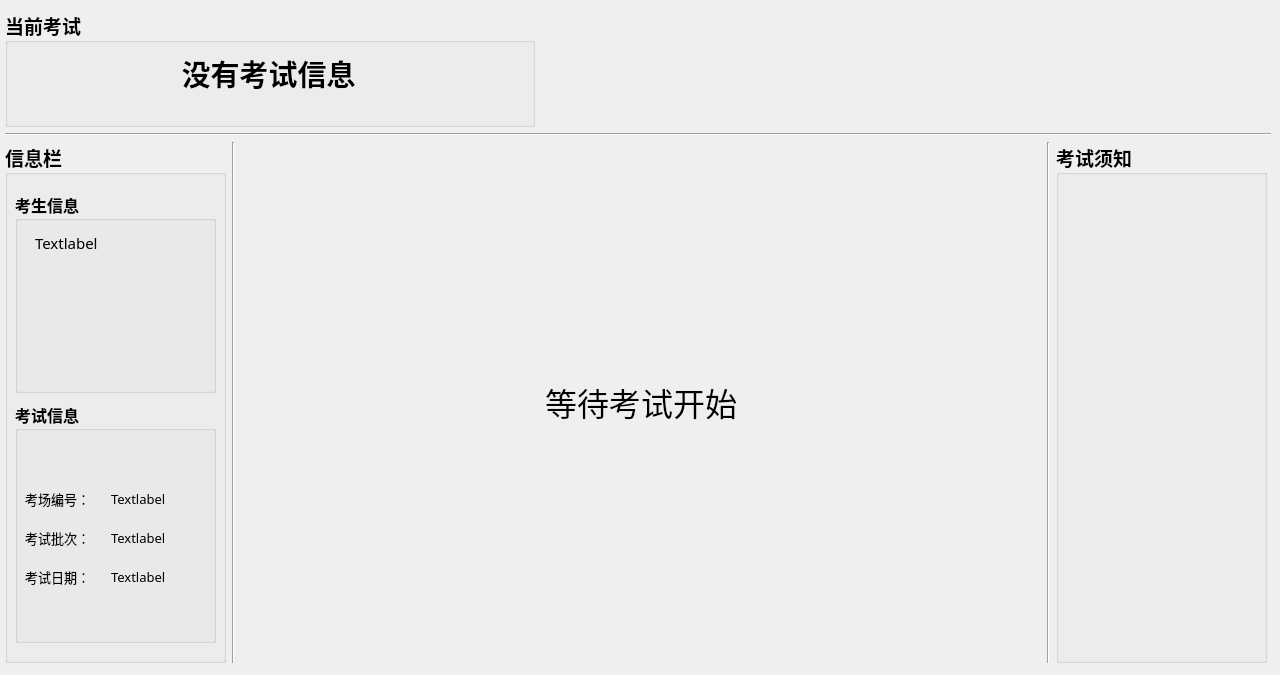
AlanForeverAi/Exams, file client/MainFrameUI.ui: the form before one commit.
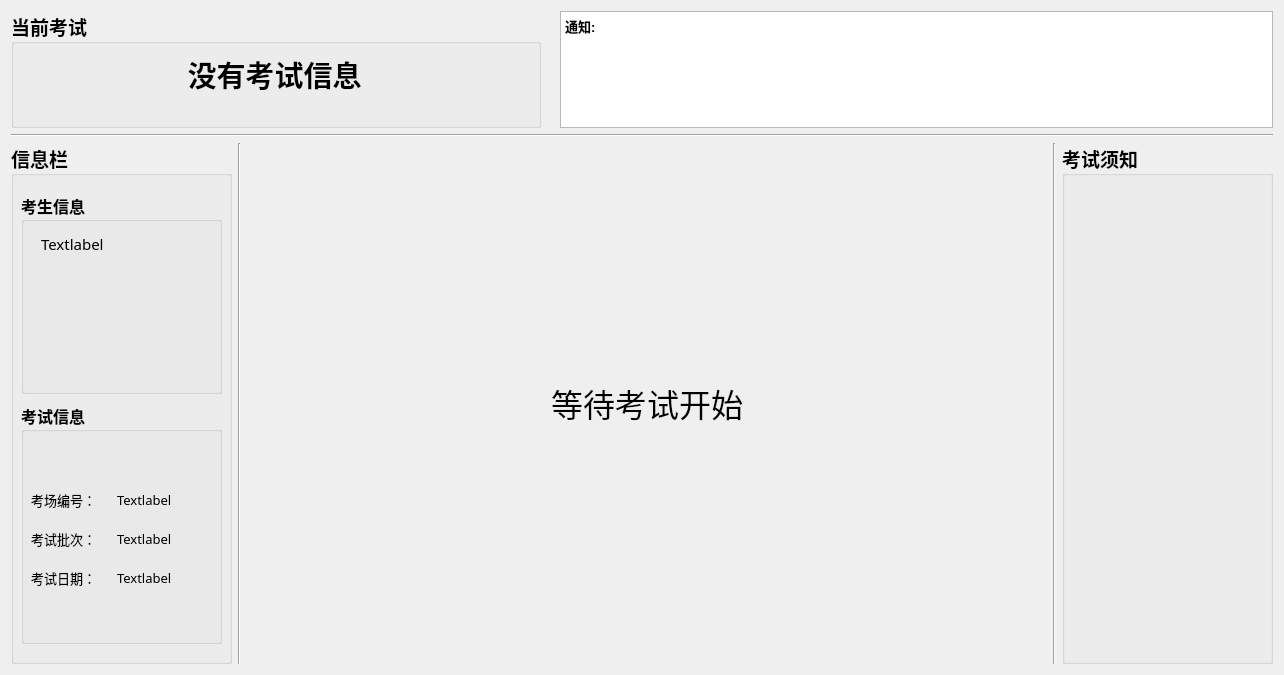
The form after the commit. Icons and pictures are not drawn.

The edit to the form file:
```diff
--- a/client/MainFrameUI.ui
+++ b/client/MainFrameUI.ui
@@ -25,15 +25,8 @@
   <property name="windowTitle">
    <string>mainframe</string>
   </property>
-  <widget class="QWidget" name="layoutWidget">
-   <property name="geometry">
-    <rect>
-     <x>5</x>
-     <y>10</y>
-     <width>1266</width>
-     <height>653</height>
-    </rect>
-   </property>
+  <layout class="QGridLayout" name="gridLayout">
+   <item row="0" column="0">
    <layout class="QVBoxLayout" name="verticalLayout_3">
     <item>
      <layout class="QHBoxLayout" name="horizontalLayout_9">
@@ -106,20 +99,15 @@
        </widget>
       </item>
       <item>
-       <spacer name="horizontalSpacer">
-        <property name="orientation">
-         <enum>Qt::Horizontal</enum>
-        </property>
-        <property name="sizeType">
-         <enum>QSizePolicy::Fixed</enum>
-        </property>
-        <property name="sizeHint" stdset="0">
-         <size>
-          <width>600</width>
-          <height>20</height>
-         </size>
-        </property>
-       </spacer>
+        <widget class="QTextBrowser" name="textBrowser_Inform">
+         <property name="html">
+          <string>&lt;!DOCTYPE HTML PUBLIC &quot;-//W3C//DTD HTML 4.0//EN&quot; &quot;http://www.w3.org/TR/REC-html40/strict.dtd&quot;&gt;
+&lt;html&gt;&lt;head&gt;&lt;meta name=&quot;qrichtext&quot; content=&quot;1&quot; /&gt;&lt;style type=&quot;text/css&quot;&gt;
+p, li { white-space: pre-wrap; }
+&lt;/style&gt;&lt;/head&gt;&lt;body style=&quot; font-family:'SimSun'; font-size:9pt; font-weight:400; font-style:normal;&quot;&gt;
+&lt;p style=&quot; margin-top:0px; margin-bottom:0px; margin-left:0px; margin-right:0px; -qt-block-indent:0; text-indent:0px;&quot;&gt;&lt;span style=&quot; font-size:10pt; font-weight:600;&quot;&gt;通知:&lt;/span&gt;&lt;/p&gt;&lt;/body&gt;&lt;/html&gt;</string>
+         </property>
+        </widget>
       </item>
      </layout>
     </item>
@@ -491,7 +479,8 @@
      </layout>
     </item>
    </layout>
-  </widget>
+   </item>
+  </layout>
  </widget>
  <resources>
   <include location="res.qrc"/>
```
Lines whose indentation alone changed are shown as unchanged.
